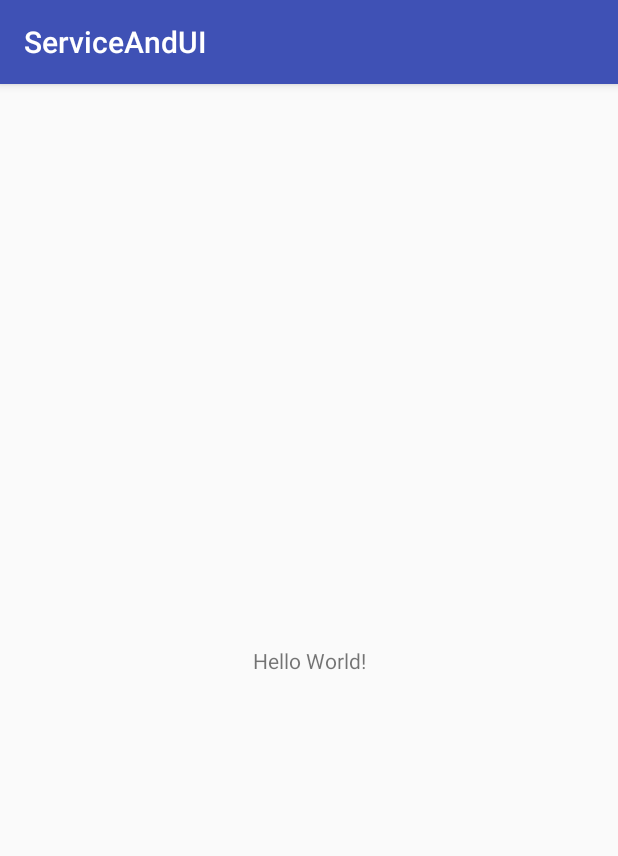
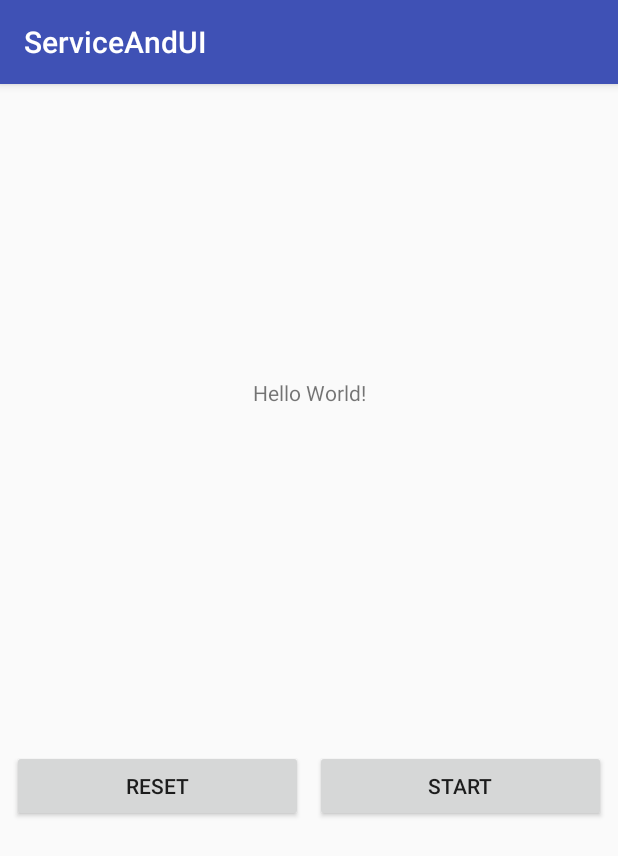
Before and after one commit to phatLam/ServiceAndUI, an Android app: the screen it shows after launch (MainActivity), on a phone screen of 412 x 824 dp. Shown: the top 856 px of the screen. Run offline under Robolectric (Android 15) with nearby library versions, the phone set to English and light mode, and no system bars.

Commit message:
example service and broadcast Receiver to control UI

```diff
--- a/app/src/main/AndroidManifest.xml
+++ b/app/src/main/AndroidManifest.xml
@@ -1,6 +1,7 @@
 <?xml version="1.0" encoding="utf-8"?>
 <manifest xmlns:android="http://schemas.android.com/apk/res/android"
     package="com.example.papa.serviceandui">
+
 
     <application
         android:allowBackup="true"
@@ -9,6 +10,7 @@
         android:roundIcon="@mipmap/ic_launcher_round"
         android:supportsRtl="true"
         android:theme="@style/AppTheme">
+        <service android:name=".MusicService"/>
         <activity android:name=".MainActivity">
             <intent-filter>
                 <action android:name="android.intent.action.MAIN" />
--- a/app/src/main/java/com/example/papa/serviceandui/MainActivity.kt
+++ b/app/src/main/java/com/example/papa/serviceandui/MainActivity.kt
@@ -1,12 +1,59 @@
 package com.example.papa.serviceandui
 
+import android.content.BroadcastReceiver
+import android.content.Context
+import android.content.Intent
+import android.content.IntentFilter
 import android.support.v7.app.AppCompatActivity
 import android.os.Bundle
+import android.util.Log
+import android.view.View
+import android.widget.Toast
+import kotlinx.android.synthetic.main.activity_main.*
 
 class MainActivity : AppCompatActivity() {
-
+    companion object {
+        val ACION_MAIN = "music"
+    }
+    private val music = "NguoiAmPhu.mp3"
+    private val musicReceiver = MusicReceiver()
+//    val intent = Intent(this, MusicService::class.java)
+//    val intent by lazy { Intent(this, MusicService::class.java) }
     override fun onCreate(savedInstanceState: Bundle?) {
         super.onCreate(savedInstanceState)
         setContentView(R.layout.activity_main)
+        btn_reset.setOnClickListener { onClick(it) }
+        btn_start.setOnClickListener { onClick(it) }
+        val filter = IntentFilter(ACION_MAIN)
+        registerReceiver(musicReceiver, filter)
+    }
+
+    fun  onClick(view: View){
+        var intent = Intent(this, MusicService::class.java)
+        when (view.id){
+            R.id.btn_start ->{intent.putExtra("type", 1)}
+            R.id.btn_reset ->{intent.putExtra("type", 2)}
+        }
+        startService(intent)
+    }
+
+    ////////////////
+    class MusicReceiver: BroadcastReceiver(){
+        override fun onReceive(p0: Context?, p1: Intent?) {
+
+            p1?.let {
+                val num: Int = it.getIntExtra("num", -1)
+                val state: Int = it.getIntExtra("state", -1)
+            if (num > -1 )
+                Log.d("MAIN", "" + num)
+            }
+
+        }
+
+    }
+
+    override fun onDestroy() {
+        super.onDestroy()
+        unregisterReceiver(musicReceiver)
     }
 }
--- a/app/src/main/res/layout/activity_main.xml
+++ b/app/src/main/res/layout/activity_main.xml
@@ -7,12 +7,52 @@
     tools:context=".MainActivity">
 
     <TextView
+        android:id="@+id/tv_time"
+        android:layout_width="0dp"
+        android:layout_height="0dp"
+        android:layout_marginBottom="32dp"
+        android:gravity="center"
+        android:text="Hello World!"
+        app:layout_constraintBottom_toTopOf="@+id/btn_reset"
+        app:layout_constraintDimensionRatio="h,1:1"
+        app:layout_constraintHorizontal_bias="0.0"
+        app:layout_constraintLeft_toLeftOf="parent"
+        app:layout_constraintRight_toRightOf="parent"
+        app:layout_constraintTop_toTopOf="parent"
+        app:layout_constraintVertical_bias="0.862" />
+
+    <Button
+        android:id="@+id/btn_reset"
+        android:layout_width="0dp"
+        android:layout_height="wrap_content"
+        android:layout_marginEnd="8dp"
+        android:layout_marginLeft="8dp"
+        android:layout_marginRight="8dp"
+        android:layout_marginStart="8dp"
+        android:text="Reset"
+        app:layout_constraintEnd_toStartOf="@+id/btn_start"
+        app:layout_constraintHorizontal_bias="0.5"
+        app:layout_constraintHorizontal_chainStyle="spread"
+        app:layout_constraintStart_toStartOf="parent"
+        tools:layout_editor_absoluteY="445dp" />
+
+    <Button
+        android:id="@+id/btn_start"
+        android:layout_width="0dp"
+        android:layout_height="wrap_content"
+        android:layout_marginEnd="8dp"
+        android:layout_marginRight="8dp"
+        android:text="Start"
+        app:layout_constraintEnd_toEndOf="parent"
+        app:layout_constraintHorizontal_bias="0.5"
+        app:layout_constraintStart_toEndOf="@+id/btn_reset"
+        app:layout_constraintTop_toTopOf="@+id/btn_reset" />
+
+    <android.support.constraint.Guideline
+        android:id="@+id/guideline"
         android:layout_width="wrap_content"
         android:layout_height="wrap_content"
-        android:text="Hello World!"
-        app:layout_constraintBottom_toBottomOf="parent"
-        app:layout_constraintLeft_toLeftOf="parent"
-        app:layout_constraintRight_toRightOf="parent"
-        app:layout_constraintTop_toTopOf="parent" />
+        android:orientation="horizontal"
+        app:layout_constraintGuide_begin="20dp" />
 
 </android.support.constraint.ConstraintLayout>
```
Also changed, not shown: app/src/main/java/com/example/papa/serviceandui/MusicService.kt (added, +79 -0 lines), 1 other file.
